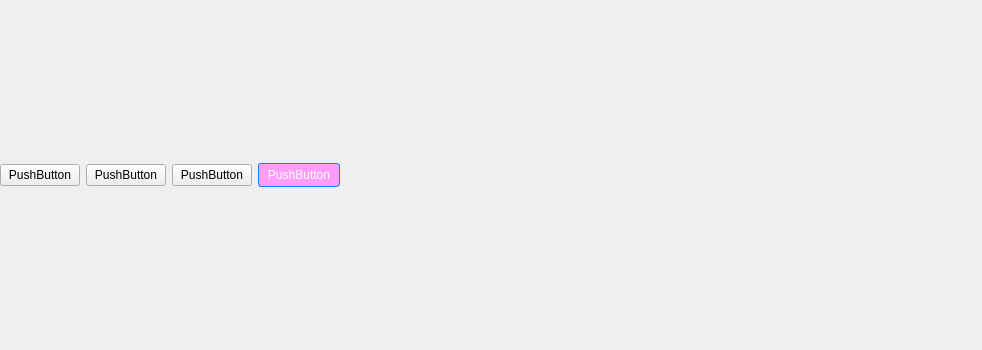
Above: cwhiteboard/cwhiteboardwidget.ui from weinkym/src_miao before the change. Below: the same form after it.
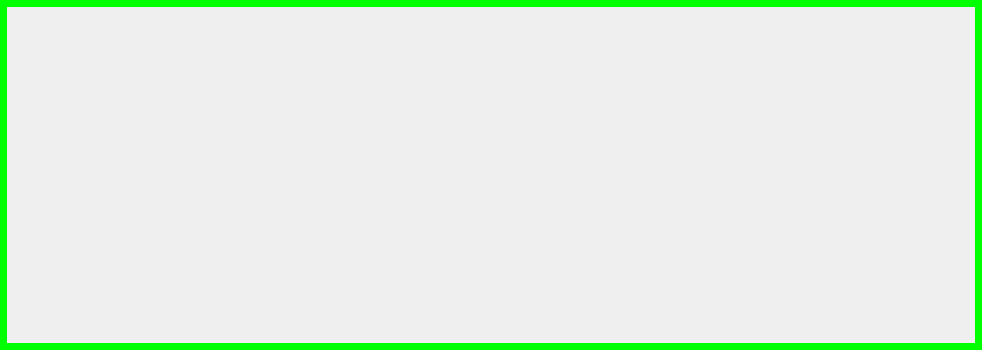
That is the form after the change.

Diff of the .ui file:
```diff
--- a/cwhiteboard/cwhiteboardwidget.ui
+++ b/cwhiteboard/cwhiteboardwidget.ui
@@ -14,18 +14,14 @@
    <string>Form</string>
   </property>
   <property name="styleSheet">
-   <string notr="true">#pushButton{
-min-width: 80px;
-min-height:22px;
-max-width: 80px;
-max-height:22px;
-border-radius: 3px;
-border: 1px solid #1880ed;
-background-color: #ff9cfc;
-color:#ffffff;
+   <string notr="true">#CWhiteBoardWidget{
+border: 7px solid #00ff00;
 }</string>
   </property>
   <layout class="QVBoxLayout" name="verticalLayout">
+   <property name="spacing">
+    <number>0</number>
+   </property>
    <property name="leftMargin">
     <number>0</number>
    </property>
@@ -40,9 +36,15 @@
    </property>
    <item>
     <layout class="QVBoxLayout" name="vLayout">
+     <property name="spacing">
+      <number>0</number>
+     </property>
      <item>
       <widget class="QWidget" name="widgetButtons" native="true">
        <layout class="QHBoxLayout" name="horizontalLayout_2">
+        <property name="spacing">
+         <number>0</number>
+        </property>
         <property name="leftMargin">
          <number>0</number>
         </property>
@@ -57,34 +59,9 @@
         </property>
         <item>
          <layout class="QHBoxLayout" name="hLayout">
-          <item>
-           <widget class="QPushButton" name="pushButton_2">
-            <property name="text">
-             <string>PushButton</string>
-            </property>
-           </widget>
-          </item>
-          <item>
-           <widget class="QPushButton" name="pushButton_4">
-            <property name="text">
-             <string>PushButton</string>
-            </property>
-           </widget>
-          </item>
-          <item>
-           <widget class="QPushButton" name="pushButton_3">
-            <property name="text">
-             <string>PushButton</string>
-            </property>
-           </widget>
-          </item>
-          <item>
-           <widget class="QPushButton" name="pushButton">
-            <property name="text">
-             <string>PushButton</string>
-            </property>
-           </widget>
-          </item>
+          <property name="spacing">
+           <number>0</number>
+          </property>
           <item>
            <spacer name="horizontalSpacer">
             <property name="orientation">
```
